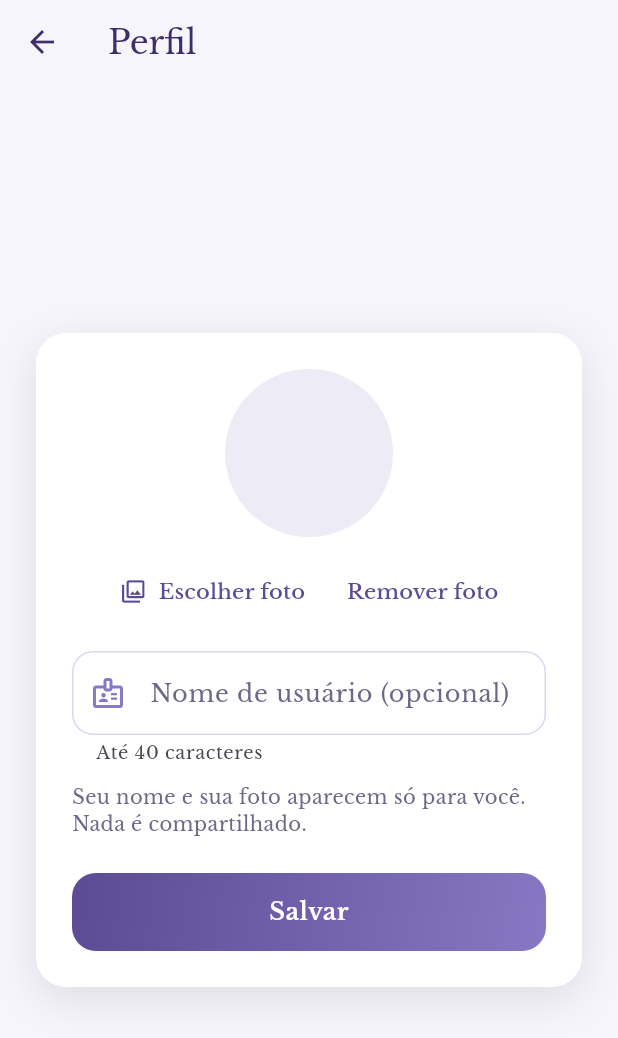
After one commit to rafael-men/App-Respira, a Flutter app: the PerfilPage screen opened directly, after a tap on "Escolher foto", on a phone screen of 412 x 824 dp. The commit adds this screen. Shown: the top 1038 px of the screen. Run offline on Flutter 3.47's test engine with Material 3 defaults, Android fonts, the phone set to English and light mode, and no system bars; our stand-ins replace cloud_firestore, firebase_auth, firebase_core, image_picker, shared_preferences; missing offline and left inert: cryptography; accounts and stored records are empty; network calls fail.

Commit message:
Adicionando recuperação de senha, sair da conta, perfil e aviso ao trocar de conta e Atualizando CHANGELOG e README

```diff
--- /dev/null
+++ b/respira_main/lib/features/configuracoes/pages/perfil_page.dart
@@ -0,0 +1,264 @@
+import 'dart:convert';
+
+import 'package:flutter/material.dart';
+import 'package:image_picker/image_picker.dart';
+
+import '../../../core/dependencias.dart';
+import '../../../core/theme/app_colors.dart';
+import '../../../core/widgets/gradient_button.dart';
+import '../../auth/domain/usuario.dart';
+import '../../auth/pages/cadastro_page.dart';
+import '../../auth/widgets/auth_widgets.dart';
+import '../data/usuario_repository.dart';
+
+/// Perfil opcional: nome de usuário e foto (RF20, RN20). Só para usuário
+/// cadastrado; quem usa sem conta vê um convite para criar a conta.
+class PerfilPage extends StatefulWidget {
+  const PerfilPage({super.key});
+
+  static Future<void> abrir(BuildContext context) {
+    return Navigator.of(
+      context,
+    ).push(MaterialPageRoute<void>(builder: (_) => const PerfilPage()));
+  }
+
+  @override
+  State<PerfilPage> createState() => _PerfilPageState();
+}
+
+class _PerfilPageState extends State<PerfilPage> {
+  final _nomeController = TextEditingController();
+
+  bool _iniciado = false;
+  bool _carregando = true;
+  bool _salvando = false;
+  bool _anonimo = true;
+  String? _fotoAtual;
+  String? _fotoNova;
+  bool _removerFoto = false;
+  String? _erro;
+
+  @override
+  void didChangeDependencies() {
+    super.didChangeDependencies();
+    if (_iniciado) return;
+    _iniciado = true;
+    _carregar();
+  }
+
+  @override
+  void dispose() {
+    _nomeController.dispose();
+    super.dispose();
+  }
+
+  Future<void> _carregar() async {
+    final deps = DependenciasScope.of(context);
+    final usuario = await deps.usuarios.observarUsuario().first;
+    if (!mounted) return;
+    setState(() {
+      _anonimo = deps.auth.anonimo;
+      _nomeController.text = usuario?.nomeUsuario ?? '';
+      _fotoAtual = usuario?.fotoPerfil;
+      _carregando = false;
+    });
+  }
+
+  String? get _fotoExibida {
+    if (_removerFoto) return null;
+    return _fotoNova ?? _fotoAtual;
+  }
+
+  Future<void> _escolherFoto() async {
+    setState(() => _erro = null);
+    try {
+      final arquivo = await ImagePicker().pickImage(
+        source: ImageSource.gallery,
+        maxWidth: 256,
+        maxHeight: 256,
+        imageQuality: 70,
+      );
+      if (arquivo == null) return;
+      final bytes = await arquivo.readAsBytes();
+      if (!mounted) return;
+      setState(() {
+        _fotoNova = base64Encode(bytes);
+        _removerFoto = false;
+      });
+    } on Exception {
+      if (mounted) {
+        setState(
+          () => _erro = 'Não foi possível abrir a galeria. Tente de novo.',
+        );
+      }
+    }
+  }
+
+  void _removerFotoAtual() {
+    setState(() {
+      _fotoNova = null;
+      _removerFoto = true;
+      _erro = null;
+    });
+  }
+
+  Future<void> _salvar() async {
+    setState(() {
+      _salvando = true;
+      _erro = null;
+    });
+    final nome = _nomeController.text.trim();
+    final navegador = Navigator.of(context);
+    final mensagem = ScaffoldMessenger.of(context);
+    try {
+      await DependenciasScope.of(context).usuarios.atualizarPerfil(
+        nomeUsuario: nome.isEmpty ? null : nome,
+        fotoPerfil: _fotoExibida,
+      );
+      mensagem.showSnackBar(const SnackBar(content: Text('Perfil salvo.')));
+      navegador.pop();
+    } on PerfilException catch (e) {
+      if (mounted) setState(() => _erro = e.message);
+    } finally {
+      if (mounted) setState(() => _salvando = false);
+    }
+  }
+
+  void _criarConta() {
+    final auth = DependenciasScope.of(context).auth;
+    Navigator.of(context).push(
+      MaterialPageRoute(builder: (_) => CadastroPage(authRepository: auth)),
+    );
+  }
+
+  @override
+  Widget build(BuildContext context) {
+    return Scaffold(
+      appBar: AppBar(
+        title: const Text('Perfil'),
+        backgroundColor: Colors.transparent,
+        elevation: 0,
+        foregroundColor: AppColors.purple900,
+      ),
+      body: SafeArea(
+        child: _carregando
+            ? const Center(child: CircularProgressIndicator())
+            : _anonimo
+            ? _conviteCadastro()
+            : _formulario(),
+      ),
+    );
+  }
+
+  Widget _conviteCadastro() {
+    return Center(
+      child: Padding(
+        padding: const EdgeInsets.all(24),
+        child: ConstrainedBox(
+          constraints: const BoxConstraints(maxWidth: 420),
+          child: Column(
+            mainAxisSize: MainAxisSize.min,
+            crossAxisAlignment: CrossAxisAlignment.stretch,
+            children: [
+              const Text(
+                'Crie uma conta para personalizar seu perfil.',
+                textAlign: TextAlign.center,
+                style: TextStyle(
+                  color: AppColors.purple900,
+                  fontSize: 16,
+                  fontWeight: FontWeight.w600,
+                ),
+              ),
+              const SizedBox(height: 24),
+              GradientButton(label: 'Criar conta', onPressed: _criarConta),
+            ],
+          ),
+        ),
+      ),
+    );
+  }
+
+  Widget _formulario() {
+    final foto = _fotoExibida;
+    return Center(
+      child: SingleChildScrollView(
+        padding: const EdgeInsets.all(24),
+        child: ConstrainedBox(
+          constraints: const BoxConstraints(maxWidth: 420),
+          child: AuthCard(
+            child: Column(
+              crossAxisAlignment: CrossAxisAlignment.stretch,
+              children: [
+                Center(
+                  child: CircleAvatar(
+                    radius: 56,
+                    backgroundColor: AppColors.purple500.withValues(
+                      alpha: 0.15,
+                    ),
+                    backgroundImage: foto == null
+                        ? null
+                        : MemoryImage(base64Decode(foto)),
+                    child: foto == null
+                        ? const Icon(
+                            Icons.person_outline,
+                            size: 56,
+                            color: AppColors.purple700,
+                          )
+                        : null,
+                  ),
+                ),
+                const SizedBox(height: 12),
+                Wrap(
+                  alignment: WrapAlignment.center,
+                  children: [
+                    TextButton.icon(
+                      onPressed: _salvando ? null : _escolherFoto,
+                      icon: const Icon(Icons.photo_library_outlined),
+                      label: const Text('Escolher foto'),
+                    ),
+                    TextButton(
+                      onPressed: _salvando || foto == null
+                          ? null
+                          : _removerFotoAtual,
+                      child: const Text('Remover foto'),
+                    ),
+                  ],
+                ),
+                const SizedBox(height: 16),
+                TextField(
+                  controller: _nomeController,
+                  textInputAction: TextInputAction.done,
+                  onSubmitted: (_) => _salvar(),
+                  decoration: const InputDecoration(
+                    labelText: 'Nome de usuário (opcional)',
+                    helperText: 'Até ${Usuario.tamanhoMaximoNome} caracteres',
+                    prefixIcon: Icon(Icons.badge_outlined),
+                  ),
+                ),
+                const SizedBox(height: 12),
+                const Text(
+                  'Seu nome e sua foto aparecem só para você. Nada é compartilhado.',
+                  style: TextStyle(
+                    color: AppColors.textSecondary,
+                    fontSize: 13,
+                    height: 1.4,
+                  ),
+                ),
+                if (_erro != null) ...[
+                  const SizedBox(height: 16),
+                  MensagemErro(mensagem: _erro!),
+                ],
+                const SizedBox(height: 24),
+                GradientButton(
+                  label: 'Salvar',
+                  carregando: _salvando,
+                  onPressed: _salvar,
+                ),
+              ],
+            ),
+          ),
+        ),
+      ),
+    );
+  }
+}
--- a/respira_main/pubspec.yaml
+++ b/respira_main/pubspec.yaml
@@ -39,6 +39,7 @@ dependencies:
   firebase_auth: ^7.1.0
   cloud_firestore: ^7.2.0
   cryptography: ^2.9.0
+  image_picker: ^1.2.4
 
 dev_dependencies:
   flutter_test:
```
Also changed, not shown: respira_main/lib/features/auth/pages/login_page.dart (+62 -0 lines), respira_main/lib/features/auth/pages/recuperar_senha_page.dart (added, +142 -0 lines), respira_main/lib/features/main/pages/home_page.dart (+55 -9 lines), respira_main/pubspec.lock, 5 other files.
